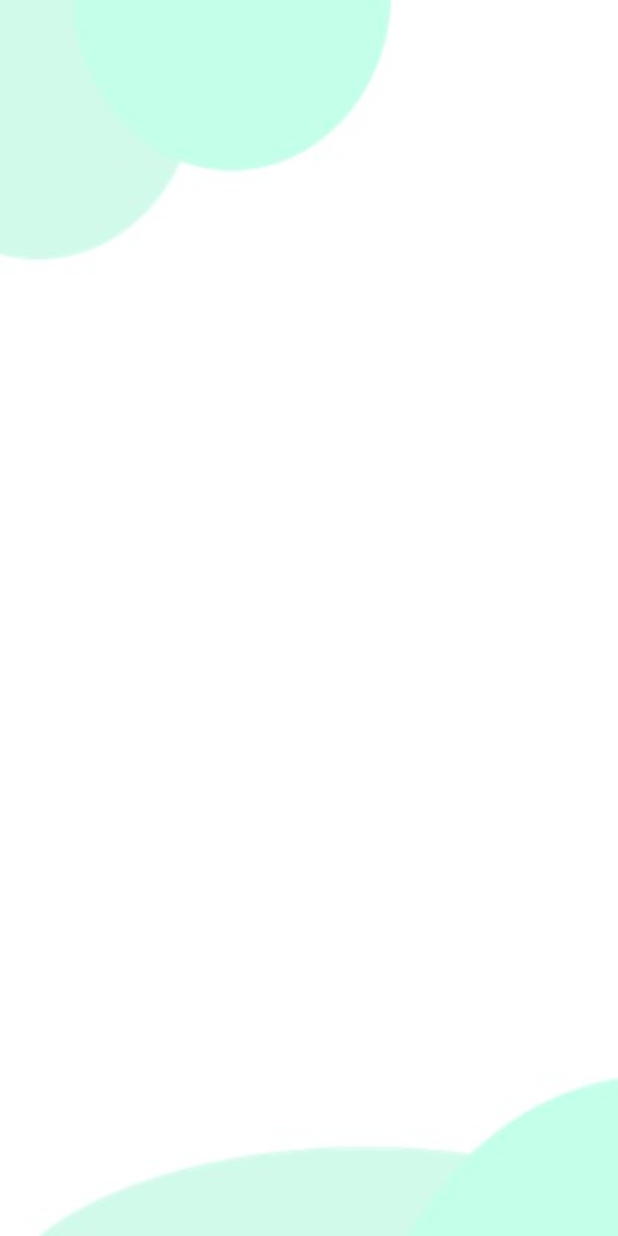
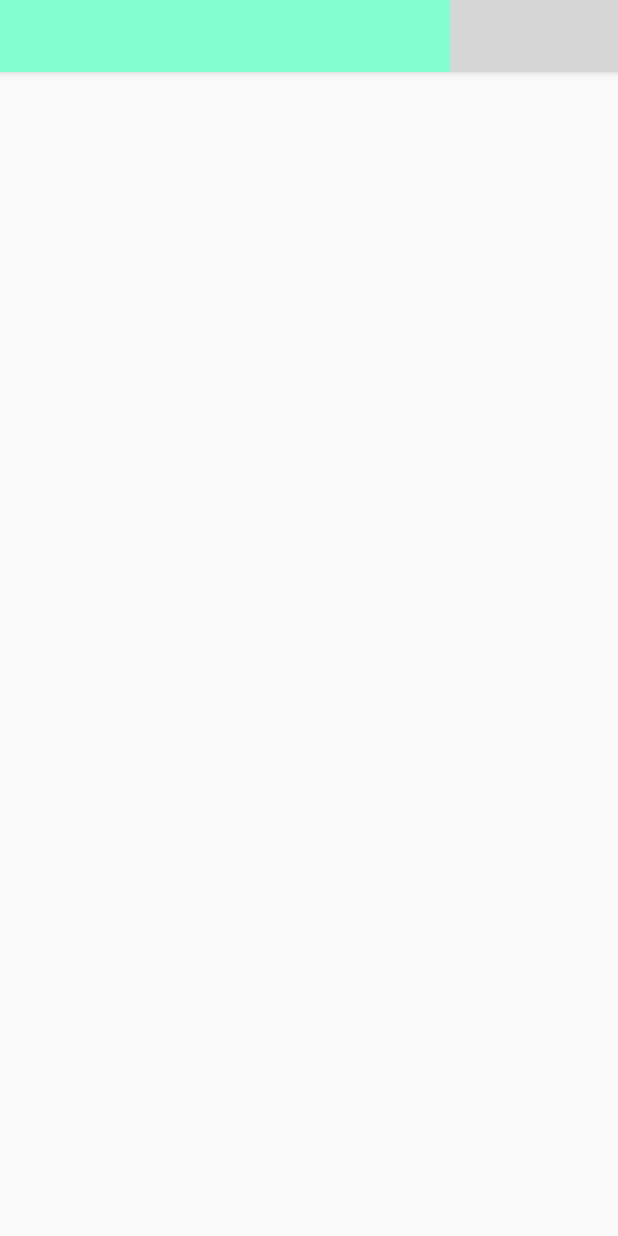
Before and after one commit to J4yP1/VirtualClass, an Android app: the HomeFragment screen opened through its navigation route, on a phone screen of 412 x 824 dp. Run offline under Robolectric (Android 15) with nearby library versions, the light colour scheme and no system bars; our stand-ins replace Firebase (no records; nobody signed in at launch, a user with empty details on screens opened directly); 7 statements that could not run were skipped; grey boxes are pictures that could not be loaded.

Commit message:
login routes corrected main_graph.xml updated and upgraded (authentication on nested graph) logout implemented and tested navbar with tabs added

```diff
--- a/app/src/main/java/com/example/trabalho_pmeu/ui/HomeFragment.kt
+++ b/app/src/main/java/com/example/trabalho_pmeu/ui/HomeFragment.kt
@@ -6,14 +6,67 @@ import android.view.View
 import android.view.ViewGroup
 import androidx.fragment.app.Fragment
 import com.example.trabalho_pmeu.R
+import androidx.navigation.fragment.findNavController
+import com.example.trabalho_pmeu.databinding.FragmentHomePBinding
+import com.example.trabalho_pmeu.ui.adapter.ViewPagerAdapter
+import com.google.android.material.tabs.TabLayoutMediator
+import com.google.firebase.auth.FirebaseAuth
+import com.google.firebase.auth.ktx.auth
+import com.google.firebase.ktx.Firebase
 
 class HomeFragment : Fragment() {
+
+    private var _binding: FragmentHomePBinding? = null
+    private val binding get() = _binding!!
+
+    private lateinit var auth: FirebaseAuth
 
     override fun onCreateView(
         inflater: LayoutInflater, container: ViewGroup?,
         savedInstanceState: Bundle?
-    ): View? {
-        // Inflate the layout for this fragment
-        return inflater.inflate(R.layout.fragment_home_p, container, false)
+    ): View {
+        _binding = FragmentHomePBinding.inflate(inflater, container, false)
+        return binding.root
+    }
+
+    override fun onViewCreated(view: View, savedInstanceState: Bundle?) {
+        super.onViewCreated(view, savedInstanceState)
+
+        auth = Firebase.auth
+
+        configTablayout()
+
+        initClicks()
+    }
+
+    private fun initClicks() {
+        binding.ibLogout.setOnClickListener { logoutApp() }
+    }
+
+    private fun logoutApp() {
+        auth.signOut()
+        findNavController().navigate(R.id.action_homeP_to_auth)
+    }
+
+    private fun configTablayout() {
+        val adapter = ViewPagerAdapter(requireActivity())
+        binding.viewPager.adapter = adapter
+
+        adapter.addFragment(TodoFragment(), "Por fazer")
+        adapter.addFragment(DoingFragment(), "A fazer")
+        adapter.addFragment(DoneFragment(), "Feito")
+
+        binding.viewPager.offscreenPageLimit = adapter.itemCount
+
+        TabLayoutMediator(
+            binding.tabs, binding.viewPager
+        ) { tab, position ->
+            tab.text = adapter.getTitle(position)
+        }.attach()
+    }
+
+    override fun onDestroyView() {
+        super.onDestroyView()
+        _binding = null
     }
 }
--- a/app/src/main/java/com/example/trabalho_pmeu/ui/SplashFragment.kt
+++ b/app/src/main/java/com/example/trabalho_pmeu/ui/SplashFragment.kt
@@ -39,9 +39,9 @@ class SplashFragment : Fragment() {
     private fun checkAuth() {
         auth = Firebase.auth
         if (auth.currentUser == null) {
-            findNavController().navigate(R.id.action_splashFragment2_to_loginP)
+            findNavController().navigate(R.id.action_splashFragment2_to_auth)
         } else {
-            findNavController().navigate(R.id.action_loginP_to_homeP)
+            findNavController().navigate(R.id.action_splashFragment2_to_homeP)
         }
     }
 
--- a/app/src/main/java/com/example/trabalho_pmeu/ui/auth/LoginFragment.kt
+++ b/app/src/main/java/com/example/trabalho_pmeu/ui/auth/LoginFragment.kt
@@ -87,7 +87,7 @@ class LoginFragment : Fragment() {
         auth.signInWithEmailAndPassword(email, password)
             .addOnCompleteListener(requireActivity()) { task ->
                 if (task.isSuccessful) {
-                    findNavController().navigate(R.id.action_loginP_to_homeP)
+                    findNavController().navigate(R.id.action_global_homeP)
                 } else {
                     /*showBottomSheet(
                         message = FirebaseHelper.validError(task.exception?.message ?: "")
--- a/app/src/main/java/com/example/trabalho_pmeu/ui/auth/RegisterFragment.kt
+++ b/app/src/main/java/com/example/trabalho_pmeu/ui/auth/RegisterFragment.kt
@@ -74,7 +74,7 @@ class RegisterFragment : Fragment() {
          auth.createUserWithEmailAndPassword(email, password)
              .addOnCompleteListener(requireActivity()) { task ->
                  if (task.isSuccessful) {
-                     findNavController().navigate(R.id.action_registerP_to_homeP)
+                     findNavController().navigate(R.id.action_global_homeP)
                  } else {
                      /*showBottomSheet(
                          message = FirebaseHelper.validError(
--- a/app/src/main/res/layout/fragment_home_p.xml
+++ b/app/src/main/res/layout/fragment_home_p.xml
@@ -1,20 +1,59 @@
 <?xml version="1.0" encoding="utf-8"?>
-<FrameLayout xmlns:android="http://schemas.android.com/apk/res/android"
-    xmlns:tools="http://schemas.android.com/tools"
-    android:layout_width="match_parent"
-    android:layout_height="match_parent"
-    tools:context=".ui.HomeFragment">
-
     <androidx.constraintlayout.widget.ConstraintLayout xmlns:android="http://schemas.android.com/apk/res/android"
         xmlns:app="http://schemas.android.com/apk/res-auto"
+        xmlns:tools="http://schemas.android.com/tools"
         android:layout_width="match_parent"
         android:layout_height="match_parent"
-        android:background="@drawable/background"
-        tools:context=".HomePage">
+        tools:context=".ui.HomeFragment">
 
+        <com.google.android.material.appbar.AppBarLayout
+            android:id="@+id/appBarLayout2"
+            android:layout_width="match_parent"
+            android:layout_height="wrap_content"
+            app:layout_constraintEnd_toEndOf="parent"
+            app:layout_constraintStart_toStartOf="parent"
+            app:layout_constraintTop_toTopOf="parent">
 
+            <androidx.constraintlayout.widget.ConstraintLayout
+                android:layout_width="match_parent"
+                android:layout_height="wrap_content">
 
+                <com.google.android.material.tabs.TabLayout
+                    android:id="@+id/tabs"
+                    android:layout_width="0dp"
+                    android:layout_height="wrap_content"
+                    android:background="@color/verde"
+                    android:elevation="0dp"
+                    app:layout_constraintBottom_toBottomOf="parent"
+                    app:layout_constraintEnd_toStartOf="@+id/ibLogout"
+                    app:layout_constraintStart_toStartOf="parent"
+                    app:layout_constraintTop_toTopOf="parent"
+                    app:tabIndicatorColor="@color/white"
+                    app:tabTextAppearance="@style/CustomTabLayout"
+                    app:tabTextColor="@color/white" />
+
+                <ImageButton
+                    android:id="@+id/ibLogout"
+                    android:layout_width="wrap_content"
+                    android:layout_height="0dp"
+                    android:background="@color/verde"
+                    android:paddingHorizontal="8dp"
+                    android:src="@drawable/ic_logout"
+                    app:layout_constraintBottom_toBottomOf="parent"
+                    app:layout_constraintEnd_toEndOf="parent"
+                    app:layout_constraintTop_toTopOf="parent" />
+
+            </androidx.constraintlayout.widget.ConstraintLayout>
+
+        </com.google.android.material.appbar.AppBarLayout>
+
+        <androidx.viewpager2.widget.ViewPager2
+            android:id="@+id/viewPager"
+            android:layout_width="match_parent"
+            android:layout_height="0dp"
+            app:layout_constraintBottom_toBottomOf="parent"
+            app:layout_constraintEnd_toEndOf="parent"
+            app:layout_constraintStart_toStartOf="parent"
+            app:layout_constraintTop_toBottomOf="@+id/appBarLayout2" />
 
     </androidx.constraintlayout.widget.ConstraintLayout>
-
-</FrameLayout>
--- a/app/src/main/res/navigation/main_graph.xml
+++ b/app/src/main/res/navigation/main_graph.xml
@@ -6,55 +6,65 @@
     app:startDestination="@id/splashFragment2">
 
     <fragment
-        android:id="@+id/registerP"
-        android:name="com.example.trabalho_pmeu.ui.auth.RegisterFragment"
-        android:label="fragment_register_p"
-        tools:layout="@layout/fragment_register_p" >
-        <action
-            android:id="@+id/action_registerP_to_homeP"
-            app:destination="@id/homeP" />
-    </fragment>
-    <fragment
-        android:id="@+id/loginP"
-        android:name="com.example.trabalho_pmeu.ui.auth.LoginFragment"
-        android:label="fragment_login_p"
-        tools:layout="@layout/fragment_login_p" >
-        <action
-            android:id="@+id/action_loginP_to_recoverFragment"
-            app:destination="@id/recoverFragment" />
-        <action
-            android:id="@+id/action_loginP_to_registerP"
-            app:destination="@id/registerP" />
-        <action
-            android:id="@+id/action_loginP_to_homeP"
-            app:destination="@id/homeP" />
-    </fragment>
-    <fragment
         android:id="@+id/homeP"
         android:name="com.example.trabalho_pmeu.ui.HomeFragment"
         android:label="fragment_home_p"
         tools:layout="@layout/fragment_home_p" >
         <action
-            android:id="@+id/action_homeP_to_profileFragment2"
-            app:destination="@id/profileFragment2" />
+            android:id="@+id/action_homeP_to_auth"
+            app:destination="@id/auth"
+            app:popUpTo="@id/homeP"
+            app:popUpToInclusive="true"/>
     </fragment>
-    <fragment
-        android:id="@+id/recoverFragment"
-        android:name="com.example.trabalho_pmeu.ui.auth.RecoverFragment"
-        android:label="fragment_recover"
-        tools:layout="@layout/fragment_recover" />
     <fragment
         android:id="@+id/splashFragment2"
         android:name="com.example.trabalho_pmeu.ui.SplashFragment"
         android:label="fragment_splash"
         tools:layout="@layout/fragment_splash" >
         <action
-            android:id="@+id/action_splashFragment2_to_loginP"
-            app:destination="@id/loginP" />
+            android:id="@+id/action_splashFragment2_to_auth"
+            app:destination="@id/auth"
+            app:popUpTo="@id/splashFragment2"
+            app:popUpToInclusive="true"/>
+        <action
+            android:id="@+id/action_splashFragment2_to_homeP"
+            app:destination="@id/homeP"
+            app:popUpTo="@id/splashFragment2"
+            app:popUpToInclusive="true"/>
     </fragment>
     <fragment
         android:id="@+id/profileFragment2"
         android:name="com.example.trabalho_pmeu.ui.ProfileFragment"
         android:label="fragment_profile"
         tools:layout="@layout/fragment_profile" />
+    <navigation android:id="@+id/auth"
+        app:startDestination="@id/loginP">
+        <fragment
+            android:id="@+id/loginP"
+            android:name="com.example.trabalho_pmeu.ui.auth.LoginFragment"
+            android:label="fragment_login_p"
+            tools:layout="@layout/fragment_login_p" >
+            <action
+                android:id="@+id/action_loginP_to_registerP"
+                app:destination="@id/registerP" />
+            <action
+                android:id="@+id/action_loginP_to_recoverFragment"
+                app:destination="@id/recoverFragment" />
+        </fragment>
+        <fragment
+            android:id="@+id/registerP"
+            android:name="com.example.trabalho_pmeu.ui.auth.RegisterFragment"
+            android:label="fragment_register_p"
+            tools:layout="@layout/fragment_register_p" />
+        <fragment
+            android:id="@+id/recoverFragment"
+            android:name="com.example.trabalho_pmeu.ui.auth.RecoverFragment"
+            android:label="fragment_recover"
+            tools:layout="@layout/fragment_recover" />
+        <action
+            android:id="@+id/action_global_homeP"
+            app:destination="@id/homeP"
+            app:popUpTo="@id/loginP"
+            app:popUpToInclusive="true"/>
+    </navigation>
 </navigation>
--- a/app/src/main/res/values/themes.xml
+++ b/app/src/main/res/values/themes.xml
@@ -5,4 +5,19 @@
         <!-- <item name="colorPrimary">@color/my_light_primary</item> -->
     </style>
     <style name="Theme.Trabalho_Pmeu" parent="Base.Theme.Trabalho_Pmeu" />
+
+    <style name="CustomTabLayout" parent="Theme.MaterialComponents.DayNight.NoActionBar">
+        <item name="android:textSize">14sp</item>
+        <item name="android:textAllCaps">false</item>
+        <item name="android:textStyle">bold</item>
+    </style>
+
+    <style name="BottomSheetDialog" parent="Theme.Design.Light.BottomSheetDialog">
+        <item name="bottomSheetStyle">@style/bottomSheetStyleWrapper</item>
+    </style>
+
+    <style name="bottomSheetStyleWrapper" parent="Widget.Design.BottomSheet.Modal">
+        <item name="android:background">@android:color/transparent</item>
+    </style>
+
 </resources>
```
